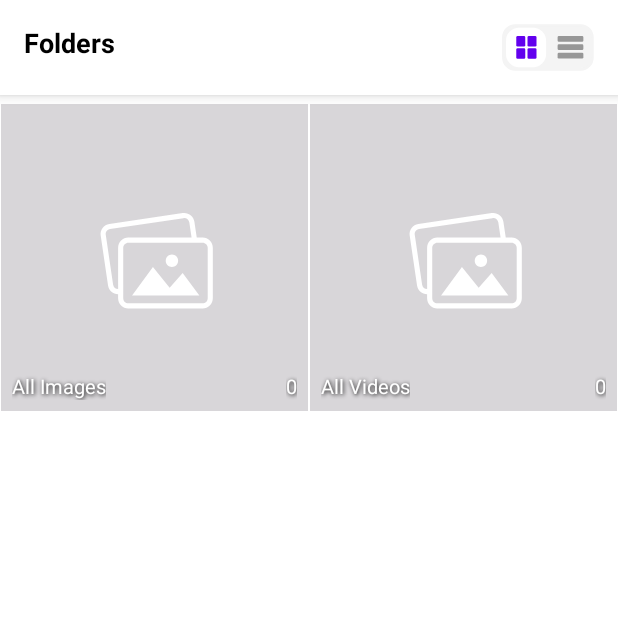
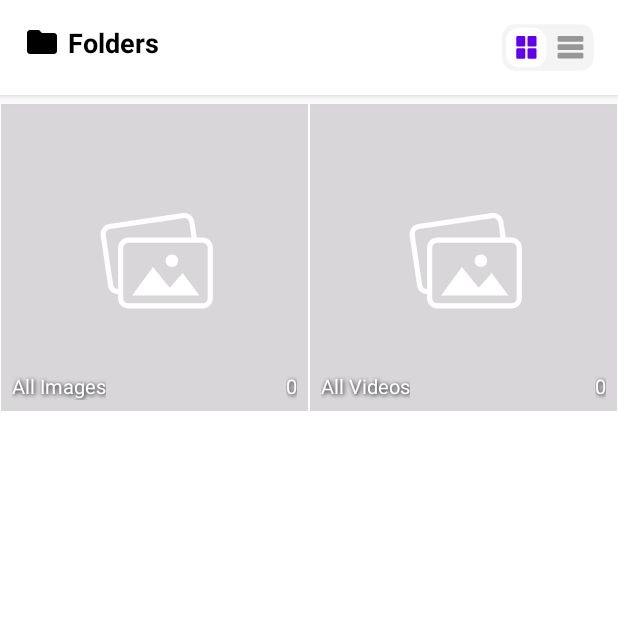
Before and after one commit to usmanrana07/GalleryDemo, an Android app: the screen it shows after launch (GalleryActivity), on a phone screen of 412 x 824 dp, the top half of it. Run offline under Robolectric (Android 15) with nearby library versions, the phone set to English and light mode, and no system bars; our stand-ins replace Dagger/Hilt's generated code, data binding; 2 statements that could not run were skipped.

Commit message:
in gallery folders added folders icon with toolbar title

```diff
--- a/app/src/main/res/drawable/ic_folder.xml
+++ b/app/src/main/res/drawable/ic_folder.xml
@@ -1,5 +1,10 @@
-<vector android:height="24dp" android:tint="#000000"
-    android:viewportHeight="24" android:viewportWidth="24"
-    android:width="24dp" xmlns:android="http://schemas.android.com/apk/res/android">
-    <path android:fillColor="@android:color/white" android:pathData="M10,4H4c-1.1,0 -1.99,0.9 -1.99,2L2,18c0,1.1 0.9,2 2,2h16c1.1,0 2,-0.9 2,-2V8c0,-1.1 -0.9,-2 -2,-2h-8l-2,-2z"/>
+<vector xmlns:android="http://schemas.android.com/apk/res/android"
+    android:width="24dp"
+    android:height="24dp"
+    android:tint="@color/title"
+    android:viewportWidth="24"
+    android:viewportHeight="24">
+    <path
+        android:fillColor="@android:color/white"
+        android:pathData="M10,4H4c-1.1,0 -1.99,0.9 -1.99,2L2,18c0,1.1 0.9,2 2,2h16c1.1,0 2,-0.9 2,-2V8c0,-1.1 -0.9,-2 -2,-2h-8l-2,-2z" />
 </vector>
--- a/app/src/main/res/layout/fragment_gallery_folders.xml
+++ b/app/src/main/res/layout/fragment_gallery_folders.xml
@@ -29,14 +29,16 @@
             android:paddingVertical="@dimen/default_spacing"
             app:layout_constraintTop_toTopOf="parent">
 
-            <TextView
+            <androidx.appcompat.widget.AppCompatTextView
                 android:id="@+id/tvTitle"
                 android:layout_width="wrap_content"
                 android:layout_height="wrap_content"
+                android:drawableStart="@drawable/ic_folder"
                 android:text="@string/folders"
                 android:textColor="@color/title"
                 android:textSize="@dimen/top_title_text"
                 android:textStyle="bold"
+                android:drawablePadding="@dimen/small_spacing"
                 app:layout_constrainedWidth="true"
                 app:layout_constraintEnd_toStartOf="@+id/toggleFoldersMode"
                 app:layout_constraintHorizontal_bias="0"
```
